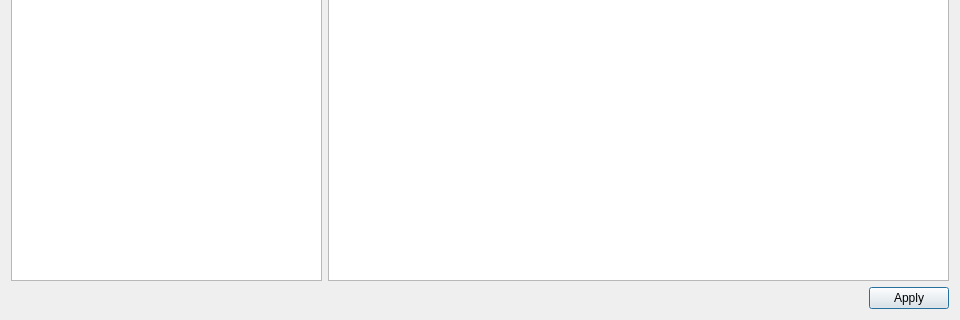
Qt form dsvedit/text_editor.ui (LagoLunatic/DSVEdit) before a commit; both pictures show x 0 to 960 and y 160 to 480 of the 960 by 480 pixel window.
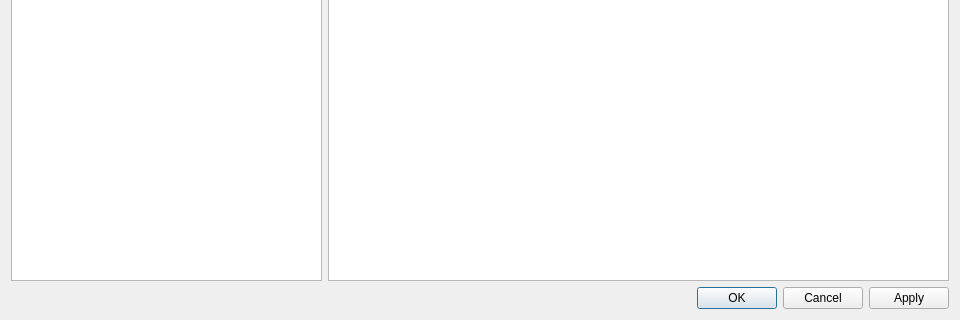
The same form after that commit.

Commit message: Add more buttons to enemy/item/text editors

What changed in the file:
```diff
--- a/dsvedit/text_editor.ui
+++ b/dsvedit/text_editor.ui
@@ -30,7 +30,7 @@
       <enum>Qt::Horizontal</enum>
      </property>
      <property name="standardButtons">
-      <set>QDialogButtonBox::Apply</set>
+      <set>QDialogButtonBox::Apply|QDialogButtonBox::Cancel|QDialogButtonBox::Ok</set>
      </property>
     </widget>
    </item>
```
The commit also changes 5 other files.
